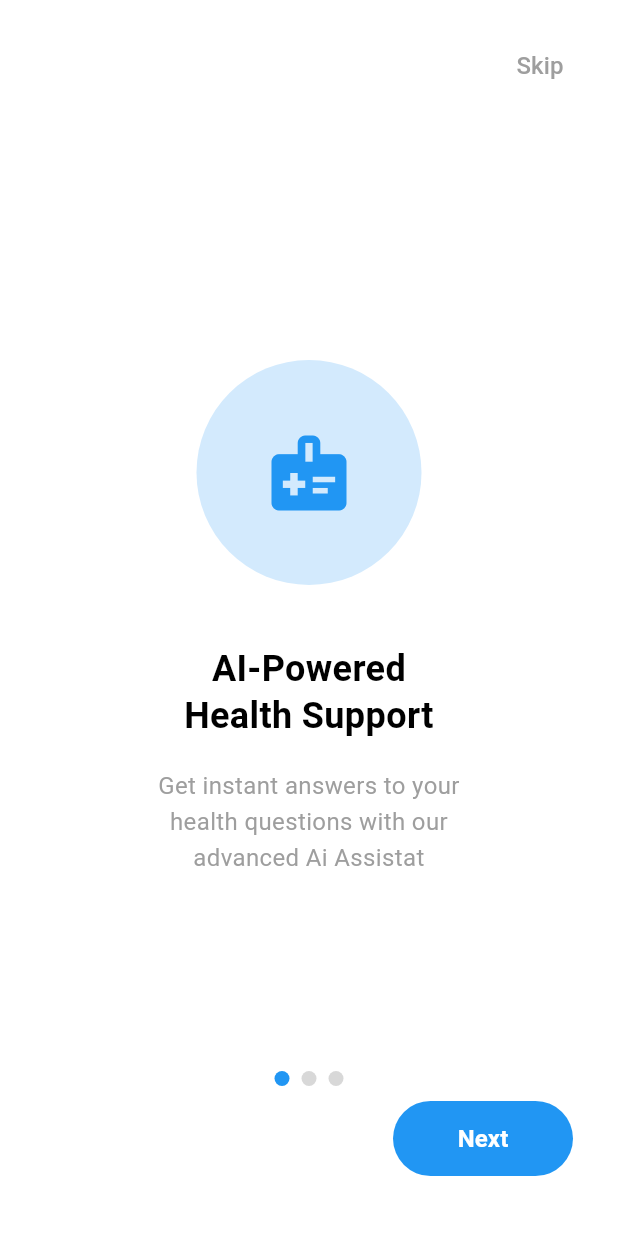
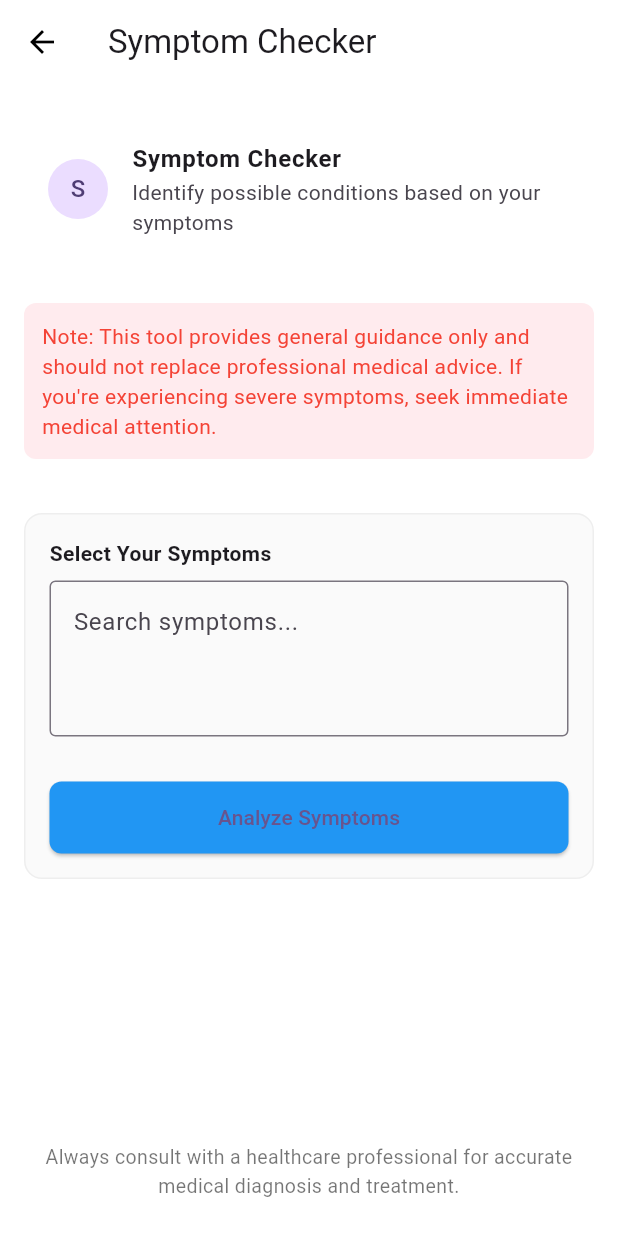
Before and after one commit to ASEGIDADANE/ai-health-assistant-app, a Flutter app: the screen it shows after launch, on a phone screen of 412 x 824 dp. Run offline on Flutter 3.47's test engine with Material 3 defaults, Android fonts, the phone set to English and light mode, and no system bars; our stand-ins replace device_preview, shared_preferences.

Commit message:
symptom checker ui is done

```diff
--- a/frontend/lib/main.dart
+++ b/frontend/lib/main.dart
@@ -2,6 +2,7 @@ import 'package:flutter/foundation.dart'; // Import for kReleaseMode
 import 'package:flutter/material.dart';
 import 'package:device_preview/device_preview.dart';
 import 'package:frontend/views/onbordingScreen.dart';
+import 'package:frontend/views/symptom_checker_page.dart';
 import 'package:provider/provider.dart';
 import 'package:frontend/view_models/auth_viewModel.dart';
 
@@ -35,7 +36,7 @@ class MyApp extends StatelessWidget {
         theme: ThemeData(
           colorScheme: ColorScheme.fromSeed(seedColor: Colors.deepPurple),
         ),
-        home: const OnboardingScreen(),
+        home: const SymptomCheckerPage(),
       ),
     );
   }
--- a/frontend/lib/services/chatservices.dart
+++ b/frontend/lib/services/chatservices.dart
@@ -4,8 +4,7 @@ import 'package:http/http.dart' as http;
 class ApiService {
   // Update this to match your backend URL
   static const String baseUrl = 'http://localhost:5000/api'; // For Android Emulator
-  // static const String baseUrl = 'http://localhost:3000/api'; // For web
-  // static const String baseUrl = 'http://127.0.0.1:3000/api'; // For iOS Simulator
+   // For iOS Simulator
 
   Future<String> sendMessage(String message) async {
     try {
--- /dev/null
+++ b/frontend/lib/views/symptom_checker_page.dart
@@ -0,0 +1,123 @@
+import 'package:flutter/material.dart';
+import 'package:frontend/views/ai_analysis_result.dart';
+
+class SymptomCheckerPage extends StatefulWidget {
+  const SymptomCheckerPage({Key? key}) : super(key: key);
+
+  @override
+  State<SymptomCheckerPage> createState() => _SymptomCheckerPageState();
+}
+
+class _SymptomCheckerPageState extends State<SymptomCheckerPage> {
+  final TextEditingController _symptomController = TextEditingController();
+
+  void _analyzeSymptoms() {
+    final symptoms = _symptomController.text.trim();
+    if (symptoms.isEmpty) {
+      ScaffoldMessenger.of(context).showSnackBar(
+        const SnackBar(content: Text('Please enter your symptoms.')),
+      );
+      return;
+    }
+    showDialog(
+      context: context,
+      builder: (context) => AIAnalysisResultDialog(
+        symptoms: symptoms.split(',').map((s) => s.trim()).toList(),
+      ),
+    );
+  }
+
+  @override
+  Widget build(BuildContext context) {
+    return Scaffold(
+      backgroundColor: Colors.white,
+      appBar: AppBar(
+        leading: IconButton(
+          icon: const Icon(Icons.arrow_back, color: Colors.black),
+          onPressed: () => Navigator.of(context).pop(),
+        ),
+        title: const Text('Symptom Checker'),
+        backgroundColor: Colors.white,
+        elevation: 0,
+        iconTheme: const IconThemeData(color: Colors.black),
+      ),
+
+
+      body: Padding(
+        padding: const EdgeInsets.only(left: 16,right: 16,top: 30,bottom: 16),
+        child: Column(
+          children: [
+            const ListTile(
+              leading: CircleAvatar(child: Text('S')),
+              title: Text('Symptom Checker', style: TextStyle(fontWeight: FontWeight.bold)),
+              subtitle: Text('Identify possible conditions based on your symptoms'),
+            ),
+            SizedBox(height:20),
+            Container(
+              margin: const EdgeInsets.symmetric(vertical: 16),
+              padding: const EdgeInsets.all(12),
+              decoration: BoxDecoration(
+                color: Colors.red[50],
+                borderRadius: BorderRadius.circular(8),
+              ),
+              child: const Text(
+                "Note: This tool provides general guidance only and should not replace professional medical advice. If you're experiencing severe symptoms, seek immediate medical attention.",
+                style: TextStyle(color: Colors.red, fontSize: 14),
+              ),
+            ),
+            SizedBox(height: 20,),
+            Container(
+              padding: const EdgeInsets.all(16),
+              decoration: BoxDecoration(
+                color: Colors.grey[50],
+                borderRadius: BorderRadius.circular(12),
+                border: Border.all(color: Colors.grey[200]!),
+              ),
+              child: Column(
+                crossAxisAlignment: CrossAxisAlignment.start,
+                children: [
+                  const Text('Select Your Symptoms', style: TextStyle(fontWeight: FontWeight.bold)),
+                  const SizedBox(height: 8),
+                  TextField(
+                    maxLines: 3,
+                    controller: _symptomController,
+                    maxLength: null,
+                    decoration: const InputDecoration(
+                      hintText: 'Search symptoms...',
+                      border: OutlineInputBorder(),
+                      counterText: '',
+                    ),
+                  ),
+                  const SizedBox(height: 30),
+                  SizedBox(
+                    width: double.infinity,
+                    child: ElevatedButton(
+                      onPressed: _analyzeSymptoms,
+                      style: ElevatedButton.styleFrom(
+                        backgroundColor: Colors.blue,
+                        padding: const EdgeInsets.symmetric(vertical: 14),
+                        shape: RoundedRectangleBorder(
+                          borderRadius: BorderRadius.circular(8),
+                        ),
+                      ),
+                      child: const Text('Analyze Symptoms'),
+                    ),
+                  ),
+                ],
+              ),
+            ),
+            const Spacer(),
+            const Padding(
+              padding: EdgeInsets.only(bottom: 8),
+              child: Text(
+                'Always consult with a healthcare professional for accurate medical diagnosis and treatment.',
+                style: TextStyle(color: Colors.black54, fontSize: 13),
+                textAlign: TextAlign.center,
+              ),
+            ),
+          ],
+        ),
+      ),
+    );
+  }
+}
```
Also changed, not shown: frontend/lib/views/ai_analysis_result.dart (added, +73 -0 lines), frontend/lib/models/symptom_checker_model.dart (added), frontend/lib/services/symptom_checker_services.dart (added), frontend/lib/view_models/symptom_view_model.dart (added).
